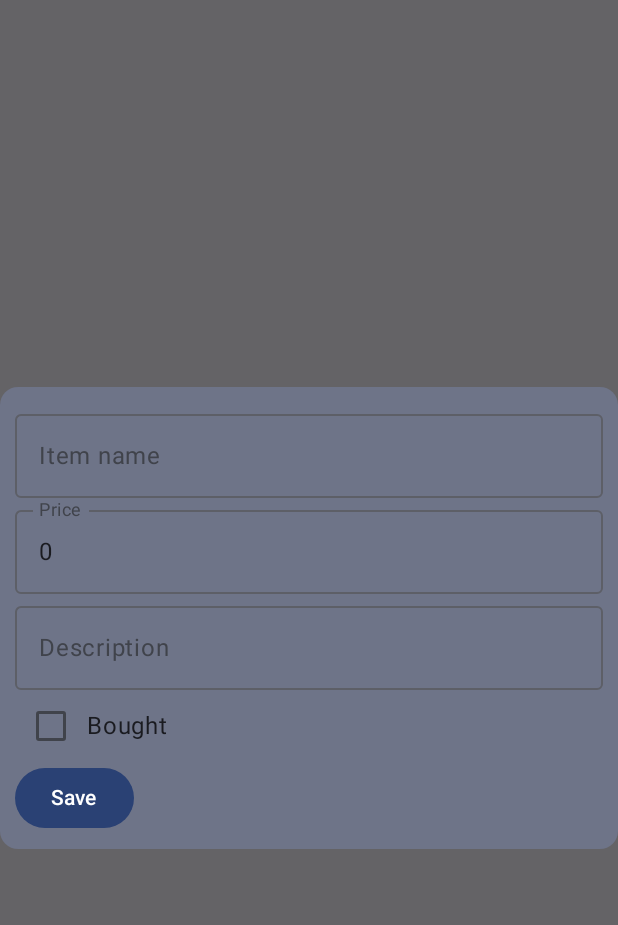
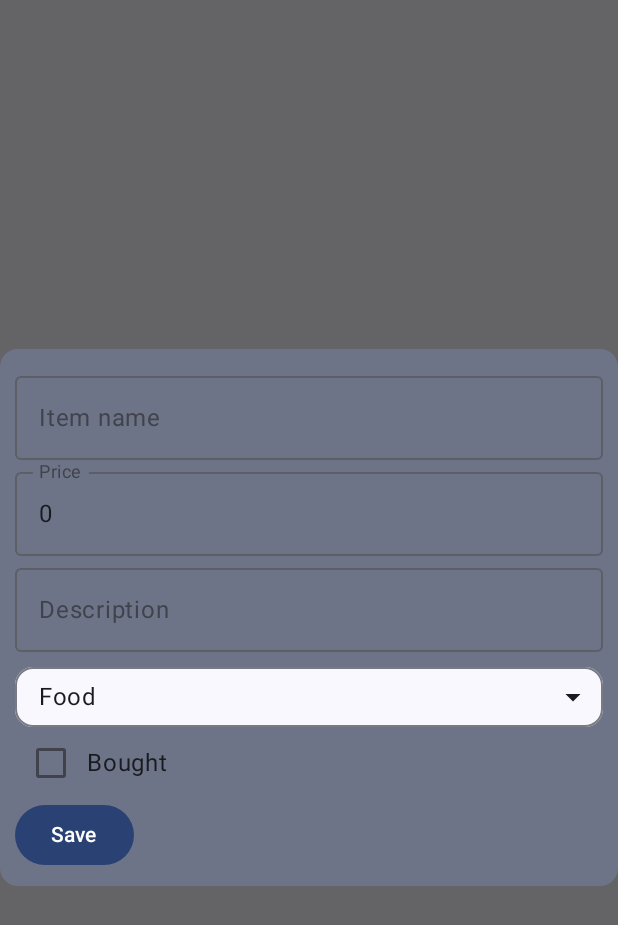
Before and after one commit to Maleila/ShoppingList, an Android app built with Jetpack Compose: the composable AddNewTodoForm shown on its own in the app's theme, on a phone screen of 412 x 824 dp. Shown: the top 925 px of the screen. Run offline under Robolectric (Android 15) with nearby library versions, the phone set to English and light mode, and no system bars.

Commit message:
added item type and corresponding icon

```diff
--- a/app/src/main/java/hu/ait/shoppinglist/data/ShoppingItem.kt
+++ b/app/src/main/java/hu/ait/shoppinglist/data/ShoppingItem.kt
@@ -1,8 +1,21 @@
 package hu.ait.shoppinglist.data
+
+import hu.ait.shoppinglist.R
+
 
 data class ShoppingItem(
     val id: String,
     val title:String,
     val description:String,
     val price:Int,
-    var isPurchased: Boolean)
+    var isPurchased: Boolean,
+    var type:ItemType)
+
+enum class ItemType {
+    FOOD, ELECTRONIC, HOUSEHOLD;
+
+    fun getIcon(): Int {
+        return if (this == FOOD) R.drawable.apple else if (this == ELECTRONIC) R.drawable.laptop else R.drawable.household
+
+    }
+}
--- a/app/src/main/java/hu/ait/shoppinglist/screen/ShoppingListScreen.kt
+++ b/app/src/main/java/hu/ait/shoppinglist/screen/ShoppingListScreen.kt
@@ -3,6 +3,7 @@ package hu.ait.shoppinglist.screen
 import androidx.compose.foundation.Image
 import androidx.compose.foundation.background
 import androidx.compose.foundation.clickable
+import androidx.compose.foundation.layout.Arrangement
 import androidx.compose.foundation.layout.Column
 import androidx.compose.foundation.layout.Row
 import androidx.compose.foundation.layout.Spacer
@@ -49,6 +50,12 @@ import androidx.compose.ui.window.Dialog
 import hu.ait.shoppinglist.data.ShoppingItem
 import java.util.UUID
 import androidx.compose.foundation.lazy.items
+import androidx.compose.material.icons.outlined.ArrowDropDown
+import androidx.compose.material3.DropdownMenu
+import androidx.compose.material3.DropdownMenuItem
+import androidx.compose.material3.OutlinedCard
+import androidx.compose.runtime.remember
+import hu.ait.shoppinglist.data.ItemType
 
 @OptIn(ExperimentalMaterial3Api::class)
 @Composable
@@ -133,7 +140,7 @@ private fun AddNewTodoForm(
             mutableStateOf("")
         }
         var itemType by rememberSaveable {
-            mutableStateOf("")
+            mutableStateOf(ItemType.FOOD)
         }
         var itemBought by rememberSaveable {
             mutableStateOf(false)
@@ -177,6 +184,21 @@ private fun AddNewTodoForm(
                 },
                 label = { Text(text = "Description") }
             )
+            SpinnerSample(
+                listOf("Food", "Electronic", "Household"),
+                preselected = "Food",
+                onSelectionChanged = {
+                    if(it == "Food") {
+                        itemType = ItemType.FOOD
+                    } else if(it == "Electronic") {
+                        itemType = ItemType.ELECTRONIC
+                    } else {
+                        itemType = ItemType.HOUSEHOLD
+                    }
+                },
+                modifier = Modifier
+                .fillMaxWidth()
+                .padding(top = 10.dp))
             Row(
                 verticalAlignment = Alignment.CenterVertically
             ) {
@@ -195,6 +217,7 @@ private fun AddNewTodoForm(
                             itemDescription,
                             itemPrice,
                             if (itemBought) true else false,
+                            itemType
                         )
                     )
 
@@ -238,13 +261,13 @@ fun ItemCard(
                     .fillMaxWidth(),
                 verticalAlignment = Alignment.CenterVertically
             ) {
-//                Image(
-//                    painter = painterResource(id = shoppingItem.type.getIcon()), //add this
-//                    contentDescription = "Type",
-//                    modifier = Modifier
-//                        .size(40.dp)
-//                        .padding(end = 10.dp)
-//                )
+                Image(
+                    painter = painterResource(id = shoppingItem.type.getIcon()),
+                    contentDescription = "Type",
+                    modifier = Modifier
+                        .size(40.dp)
+                        .padding(end = 10.dp)
+                )
                 Column {
                     Text(shoppingItem.title, modifier = Modifier.fillMaxWidth(0.2f))
                     Text(
@@ -307,3 +330,48 @@ fun ItemCard(
         }
     }
 }
+
+@Composable
+fun SpinnerSample(
+    list: List<String>,
+    preselected: String,
+    onSelectionChanged: (myData: String) -> Unit, modifier: Modifier = Modifier
+){
+    var selected by remember { mutableStateOf(preselected) }
+    var expanded by remember { mutableStateOf(false) } // initial value
+    OutlinedCard(
+        modifier = modifier.clickable {
+            expanded = !expanded
+        } ) {
+        Row(
+            horizontalArrangement = Arrangement.SpaceBetween, verticalAlignment = Alignment.Top,
+        ) {
+            Text(
+                text = selected,
+                modifier = Modifier
+                .weight(1f)
+                .padding(horizontal = 16.dp, vertical = 8.dp))
+            Icon(Icons.Outlined.ArrowDropDown, null, modifier = Modifier.padding(8.dp))
+            DropdownMenu(
+                expanded = expanded,
+                onDismissRequest = { expanded = false }, modifier = Modifier.fillMaxWidth()
+            ) {
+                list.forEach { listEntry ->
+                    DropdownMenuItem(
+                        onClick = {
+                            selected = listEntry
+                            expanded = false
+                            onSelectionChanged (selected)
+                        },
+                        text = {
+                            Text(
+                                text = listEntry,
+                                modifier = Modifier
+                            )
+                        },
+                    )
+                }
+            }
+        }
+    }
+}
--- a/app/src/main/java/hu/ait/shoppinglist/screen/ShoppingListViewModel.kt
+++ b/app/src/main/java/hu/ait/shoppinglist/screen/ShoppingListViewModel.kt
@@ -38,7 +38,8 @@ class ShoppingListViewModel : ViewModel() {
             title = shoppingItem.title,
             description = shoppingItem.description,
             price = shoppingItem.price,
-            isPurchased = value
+            isPurchased = value,
+            type = shoppingItem.type
         )
 
         _shoppingList[index] = newItem
```
Also changed, not shown: app/src/main/res/drawable/apple.png (added), app/src/main/res/drawable/household.png (added), app/src/main/res/drawable/laptop.png (added).
